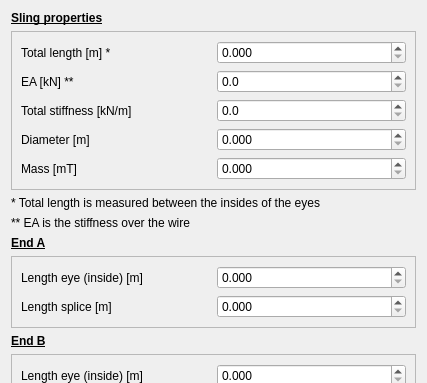
The window that guis/widget_sling.ui (RubendeBruin/DAVE) describes before a commit, drawn with Qt 5; both pictures show x 0 to 427 and y 0 to 383 of the 427 by 891 pixel window.
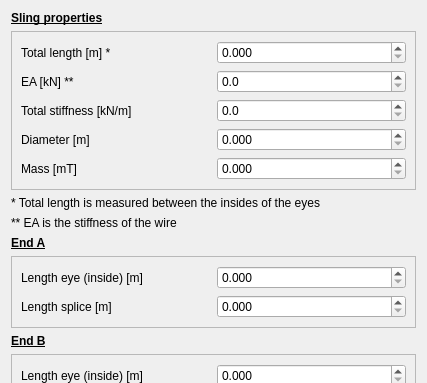
The same window after the commit.

The edit to the form file:
```diff
--- a/guis/widget_sling.ui
+++ b/guis/widget_sling.ui
@@ -170,7 +170,7 @@
    <item>
     <widget class="QLabel" name="label_14">
      <property name="text">
-      <string>** EA is the stiffness over the wire</string>
+      <string>** EA is the stiffness of the wire</string>
      </property>
      <property name="wordWrap">
       <bool>true</bool>
```
